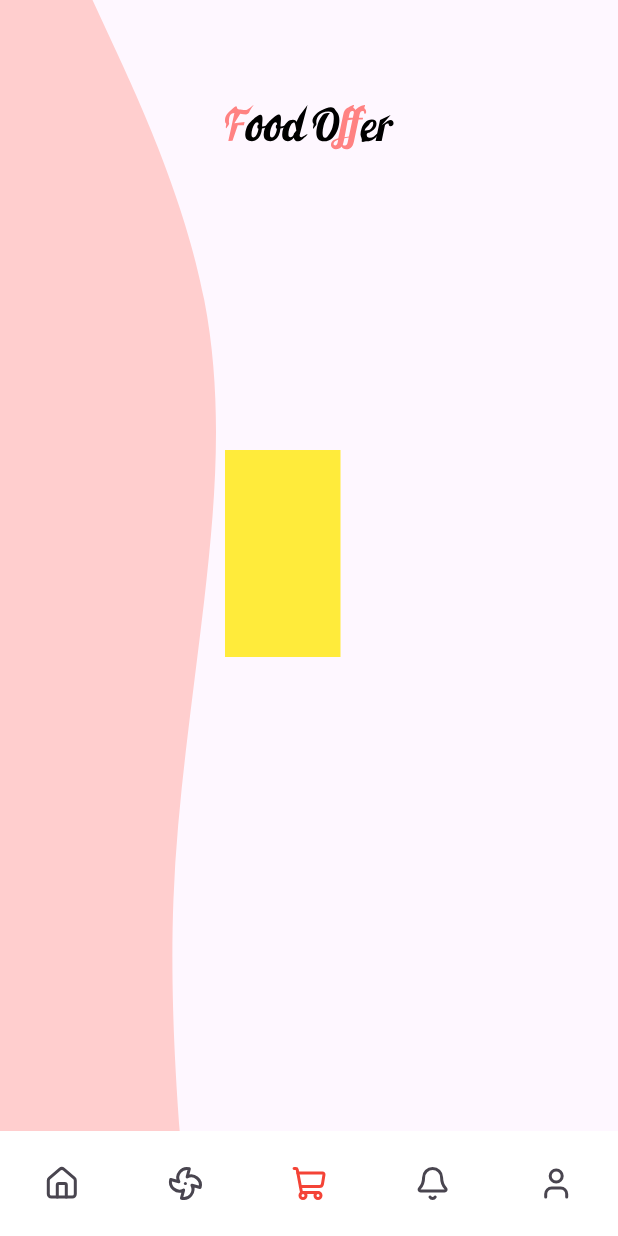
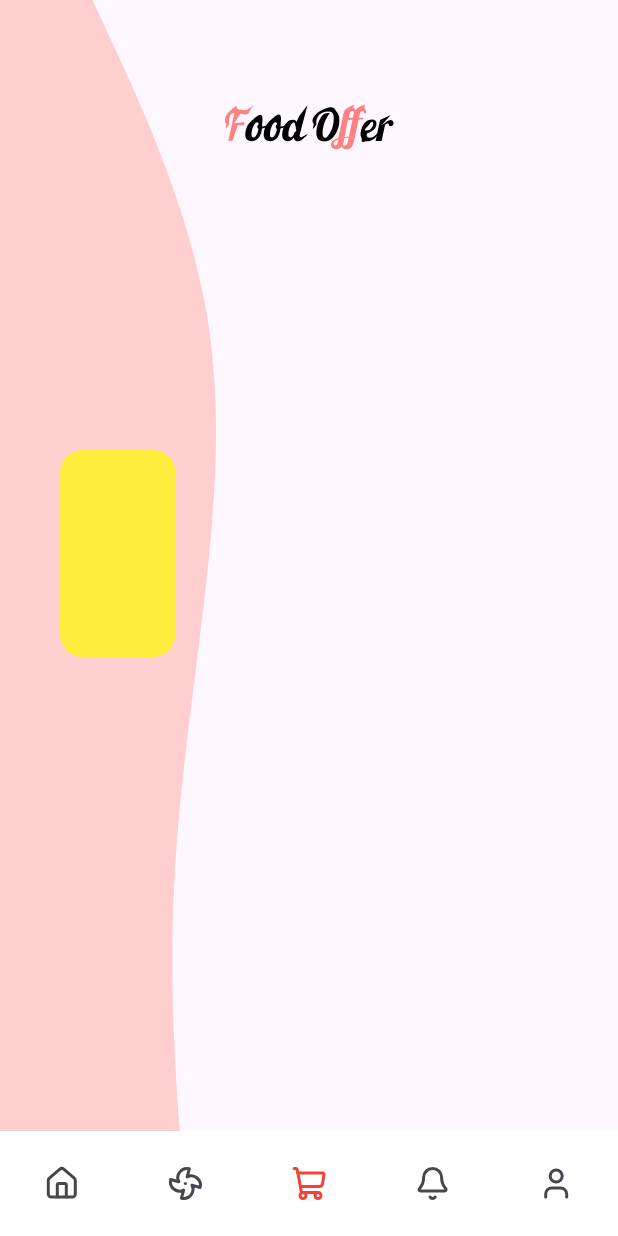
Before and after one commit to Flutter-gg-1/Shimmer-application, a Flutter app: the screen it shows after launch, on a phone screen of 412 x 824 dp. Run offline on Flutter 3.47's test engine with Material 3 defaults, Android fonts, the phone set to English and light mode, and no system bars; our stand-ins replace lucide_icons.

Commit message:
UPD Container

```diff
--- a/lib/home_screen.dart
+++ b/lib/home_screen.dart
@@ -59,12 +59,15 @@ class HomeScreen extends StatelessWidget {
               ),
             ),
             Positioned(
-              left: 150,
+              left: 40,
               top: 300,
               child: Container(
-                color: Colors.yellow,
                 height: 138,
                 width: 77,
+                decoration: BoxDecoration(
+                  borderRadius: BorderRadius.circular(15),
+                  color: Colors.yellow,
+                ),
               ),
             ),
           ],
```
